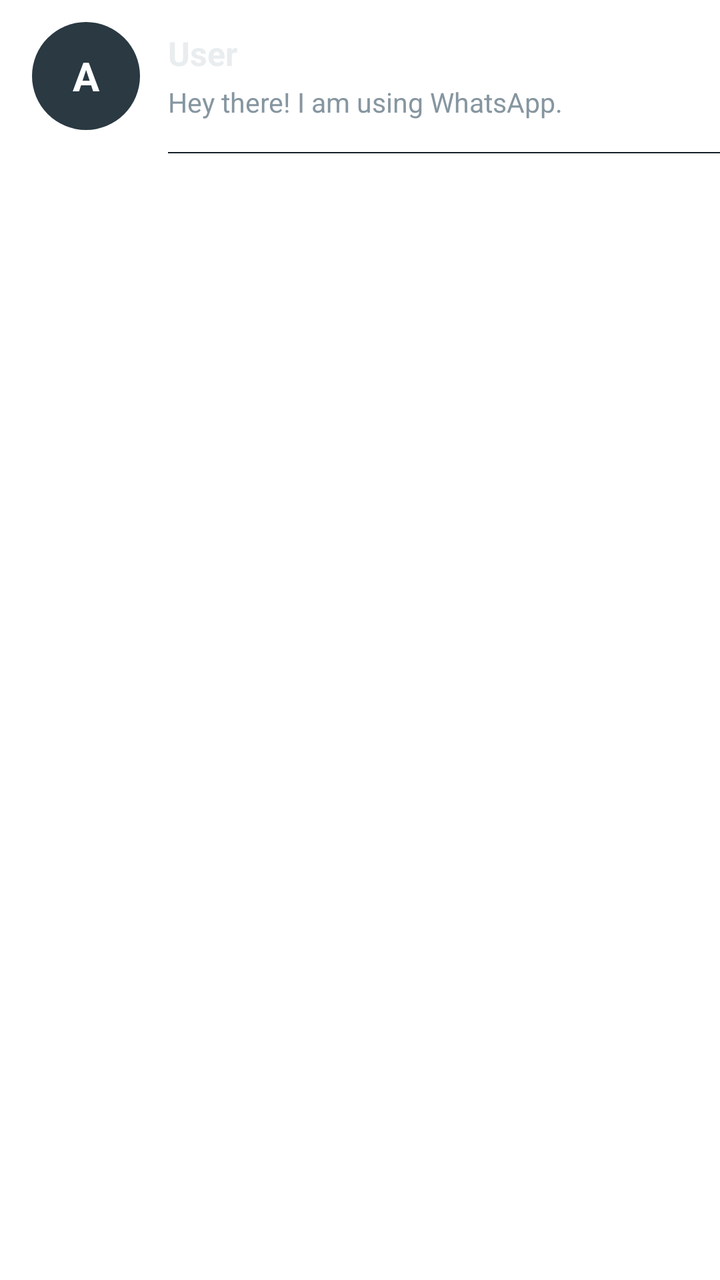
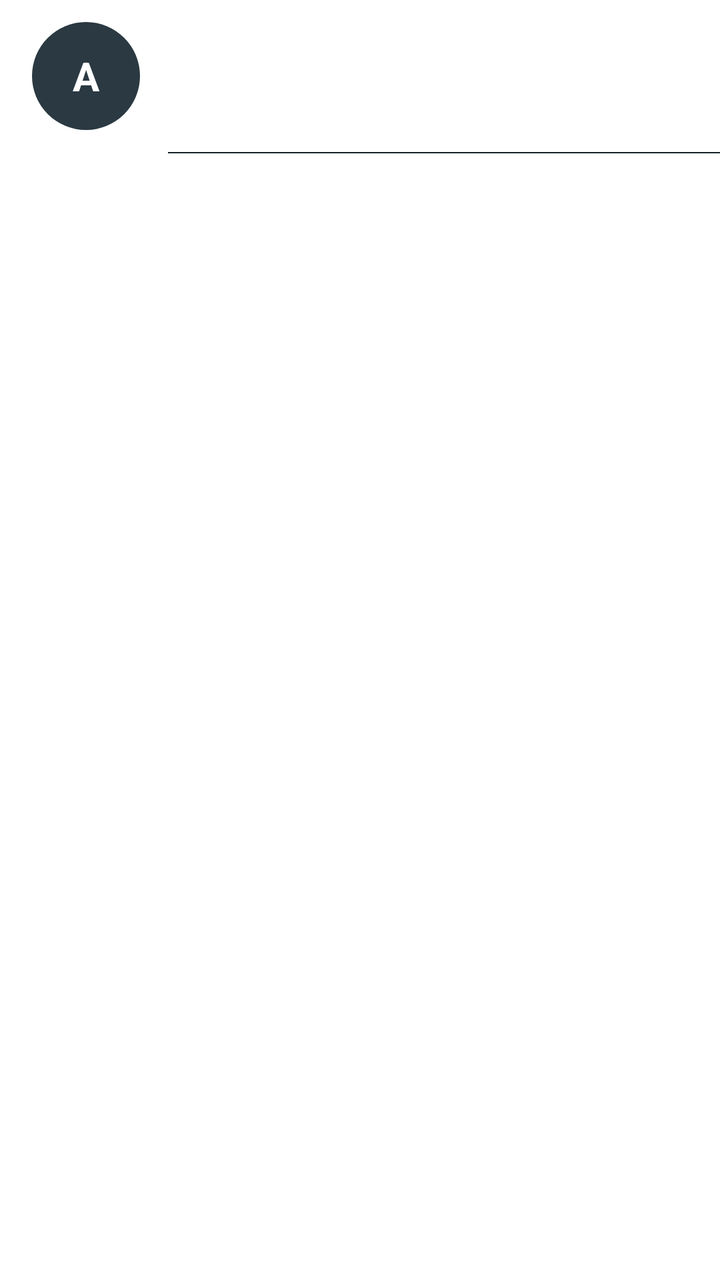

The first picture is an Android layout as it rendered before a commit; the second is the same layout after the commit. The layout source and the unified diff follow.
<!-- AndroidManifest.xml: application theme Theme.MaterialComponents.DayNight.NoActionBar -->
<!-- res/layout/item_user_chat.xml -->
<?xml version="1.0" encoding="utf-8"?>
<LinearLayout xmlns:android="http://schemas.android.com/apk/res/android"
    xmlns:app="http://schemas.android.com/apk/res-auto"
    android:layout_width="match_parent"
    android:layout_height="wrap_content"
    android:orientation="vertical">

    <LinearLayout
        android:layout_width="match_parent"
        android:layout_height="76dp"
        android:background="?attr/selectableItemBackground"
        android:gravity="center_vertical"
        android:orientation="horizontal"
        android:paddingHorizontal="16dp">

        <FrameLayout android:layout_width="54dp" android:layout_height="54dp">
            <TextView android:id="@+id/tvAvatar" android:layout_width="match_parent" android:layout_height="match_parent" android:background="@drawable/bg_wa_circle_gray" android:gravity="center" android:text="A" android:textColor="#FFFFFF" android:textSize="20sp" android:textStyle="bold" />
            <com.google.android.material.imageview.ShapeableImageView android:id="@+id/ivAvatar" android:layout_width="match_parent" android:layout_height="match_parent" android:scaleType="centerCrop" android:visibility="gone" app:shapeAppearanceOverlay="@style/CircleImage" />
            <View android:id="@+id/viewOnline" android:layout_width="14dp" android:layout_height="14dp" android:layout_gravity="bottom|end" android:background="@drawable/bg_wa_online_dot" android:visibility="gone" />
        </FrameLayout>

        <LinearLayout android:layout_width="0dp" android:layout_height="wrap_content" android:layout_marginStart="14dp" android:layout_weight="1" android:orientation="vertical">
            <LinearLayout android:layout_width="match_parent" android:layout_height="wrap_content" android:gravity="center_vertical">
                <TextView android:id="@+id/tvName" android:layout_width="0dp" android:layout_height="wrap_content" android:layout_weight="1" android:ellipsize="end" android:maxLines="1" android:text="User" android:textColor="#E9EDEF" android:textSize="16.5sp" android:textStyle="bold" />
                <TextView android:id="@+id/tvStatusTime" android:layout_width="wrap_content" android:layout_height="wrap_content" android:textColor="#8696A0" android:textSize="12sp" />
            </LinearLayout>

            <LinearLayout android:layout_width="match_parent" android:layout_height="wrap_content" android:layout_marginTop="4dp" android:gravity="center_vertical">
                <TextView android:id="@+id/tvAbout" android:layout_width="0dp" android:layout_height="wrap_content" android:layout_weight="1" android:ellipsize="end" android:maxLines="1" android:text="Hey there! I am using WhatsApp." android:textColor="#8696A0" android:textSize="13.5sp" />
                <TextView android:id="@+id/tvUnreadBadge" android:layout_width="22dp" android:layout_height="22dp" android:layout_marginStart="8dp" android:background="@drawable/bg_wa_unread" android:gravity="center" android:text="1" android:textColor="#0B141A" android:textSize="11sp" android:textStyle="bold" android:visibility="gone" />
            </LinearLayout>
        </LinearLayout>
    </LinearLayout>
    <View android:layout_width="match_parent" android:layout_height="0.5dp" android:layout_marginStart="84dp" android:background="#152026" />
</LinearLayout>
<!-- resources referenced by this layout -->
<resources>
  <!-- drawable bg_wa_circle_gray (drawable) -->
  <?xml version="1.0" encoding="utf-8"?>
  <shape xmlns:android="http://schemas.android.com/apk/res/android" android:shape="oval">
      <solid android:color="#2A3942" />
  </shape>
  <!-- drawable bg_wa_online_dot (drawable) -->
  <?xml version="1.0" encoding="utf-8"?>
  <shape xmlns:android="http://schemas.android.com/apk/res/android" android:shape="oval">
      <solid android:color="#00A884" />
      <stroke android:width="2dp" android:color="#0B141A" />
  </shape>
  <!-- drawable bg_wa_unread (drawable) -->
  <?xml version="1.0" encoding="utf-8"?>
  <shape xmlns:android="http://schemas.android.com/apk/res/android" android:shape="oval">
      <solid android:color="#25D366" />
  </shape>
  <style name="CircleImage">
          <item name="cornerFamily">rounded</item>
          <item name="cornerSize">50%</item>
      </style>
</resources>

<!-- the commit's change to res/layout/item_user_chat.xml (unified diff, before → after) -->
@@ -19,15 +19,30 @@
             <View android:id="@+id/viewOnline" android:layout_width="14dp" android:layout_height="14dp" android:layout_gravity="bottom|end" android:background="@drawable/bg_wa_online_dot" android:visibility="gone" />
         </FrameLayout>
 
-        <LinearLayout android:layout_width="0dp" android:layout_height="wrap_content" android:layout_marginStart="14dp" android:layout_weight="1" android:orientation="vertical">
-            <LinearLayout android:layout_width="match_parent" android:layout_height="wrap_content" android:gravity="center_vertical">
-                <TextView android:id="@+id/tvName" android:layout_width="0dp" android:layout_height="wrap_content" android:layout_weight="1" android:ellipsize="end" android:maxLines="1" android:text="User" android:textColor="#E9EDEF" android:textSize="16.5sp" android:textStyle="bold" />
+        <LinearLayout
+            android:layout_width="0dp"
+            android:layout_height="wrap_content"
+            android:layout_marginStart="14dp"
+            android:layout_weight="1"
+            android:orientation="vertical">
+
+            <LinearLayout
+                android:layout_width="match_parent"
+                android:layout_height="wrap_content"
+                android:gravity="center_vertical">
+                <TextView android:id="@+id/tvName" android:layout_width="0dp" android:layout_height="wrap_content" android:layout_weight="1" android:ellipsize="end" android:maxLines="1" android:textColor="#E9EDEF" android:textSize="16.5sp" android:textStyle="bold" />
                 <TextView android:id="@+id/tvStatusTime" android:layout_width="wrap_content" android:layout_height="wrap_content" android:textColor="#8696A0" android:textSize="12sp" />
             </LinearLayout>
 
-            <LinearLayout android:layout_width="match_parent" android:layout_height="wrap_content" android:layout_marginTop="4dp" android:gravity="center_vertical">
-                <TextView android:id="@+id/tvAbout" android:layout_width="0dp" android:layout_height="wrap_content" android:layout_weight="1" android:ellipsize="end" android:maxLines="1" android:text="Hey there! I am using WhatsApp." android:textColor="#8696A0" android:textSize="13.5sp" />
-                <TextView android:id="@+id/tvUnreadBadge" android:layout_width="22dp" android:layout_height="22dp" android:layout_marginStart="8dp" android:background="@drawable/bg_wa_unread" android:gravity="center" android:text="1" android:textColor="#0B141A" android:textSize="11sp" android:textStyle="bold" android:visibility="gone" />
+            <LinearLayout
+                android:layout_width="match_parent"
+                android:layout_height="wrap_content"
+                android:layout_marginTop="4dp"
+                android:gravity="center_vertical">
+                <TextView android:id="@+id/tvAbout" android:layout_width="0dp" android:layout_height="wrap_content" android:layout_weight="1" android:ellipsize="end" android:maxLines="1" android:textColor="#8696A0" android:textSize="13.5sp" />
+                <ImageView android:id="@+id/ivMute" android:layout_width="16dp" android:layout_height="16dp" android:layout_marginStart="6dp" android:src="@drawable/ic_mute" android:visibility="gone" />
+                <ImageView android:id="@+id/ivPin" android:layout_width="16dp" android:layout_height="16dp" android:layout_marginStart="6dp" android:src="@drawable/ic_pin" android:visibility="gone" />
+                <TextView android:id="@+id/tvUnreadBadge" android:layout_width="22dp" android:layout_height="22dp" android:layout_marginStart="8dp" android:background="@drawable/bg_wa_unread" android:gravity="center" android:textColor="#0B141A" android:textSize="11sp" android:textStyle="bold" android:visibility="gone" />
             </LinearLayout>
         </LinearLayout>
     </LinearLayout>
<!-- resource entries referenced after the edit -->
@@ -16,6 +16,16 @@
   <shape xmlns:android="http://schemas.android.com/apk/res/android" android:shape="oval">
       <solid android:color="#25D366" />
   </shape>
+  <!-- drawable ic_mute (drawable) -->
+  <vector xmlns:android="http://schemas.android.com/apk/res/android"
+      android:width="18dp" android:height="18dp" android:viewportWidth="24" android:viewportHeight="24">
+      <path android:fillColor="#8696A0" android:pathData="M16.5,12C16.5,10.23 15.48,8.71 14,7.97V10.18L16.45,12.63C16.48,12.43 16.5,12.22 16.5,12M19,12C19,12.94 18.8,13.82 18.46,14.64L19.97,16.15C20.62,14.91 21,13.5 21,12C21,7.72 17.78,4.14 14,3.23V5.29C16.89,6.15 19,8.83 19,12M4.27,3L3,4.27L7.73,9H3V15H7L12,20V13.27L16.25,17.53C15.58,18.04 14.83,18.46 14,18.7V20.77C15.38,20.45 16.63,19.82 17.68,18.96L19.73,21L21,19.73L4.27,3M12,4L9.91,6.09L12,8.18V4Z"/>
+  </vector>
+  <!-- drawable ic_pin (drawable) -->
+  <vector xmlns:android="http://schemas.android.com/apk/res/android"
+      android:width="20dp" android:height="20dp" android:viewportWidth="24" android:viewportHeight="24">
+      <path android:fillColor="#8696A0" android:pathData="M16,12V4H17V2H7V4H8V12L6,14V16H11V22H13V16H18V14L16,12Z"/>
+  </vector>
   <style name="CircleImage">
           <item name="cornerFamily">rounded</item>
           <item name="cornerSize">50%</item>
